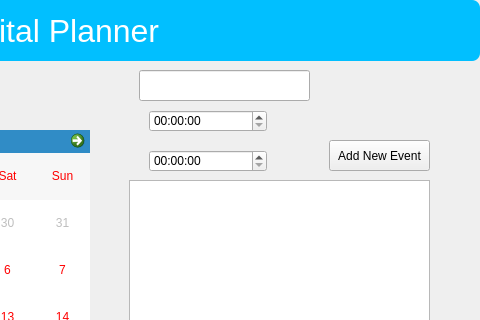
Before: the Qt Designer form main.ui in RoryM18/Honours-Project-Genetic-Algorithm-Planner, drawn with Qt 5; both pictures show x 361 to 841 and y 0 to 320 of the 841 by 539 pixel window.
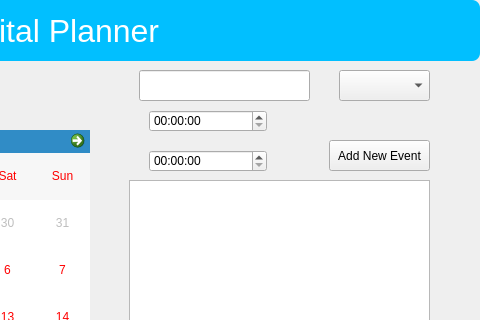
After: the same form once the commit is applied.

Commit message: Added priority functionality

Diff of the .ui file:
```diff
--- a/main.ui
+++ b/main.ui
@@ -137,6 +137,16 @@
     </rect>
    </property>
   </widget>
+  <widget class="QComboBox" name="priorityComboBox">
+   <property name="geometry">
+    <rect>
+     <x>700</x>
+     <y>70</y>
+     <width>91</width>
+     <height>31</height>
+    </rect>
+   </property>
+  </widget>
  </widget>
  <resources/>
  <connections/>
```
The commit also changes 2 other files.
